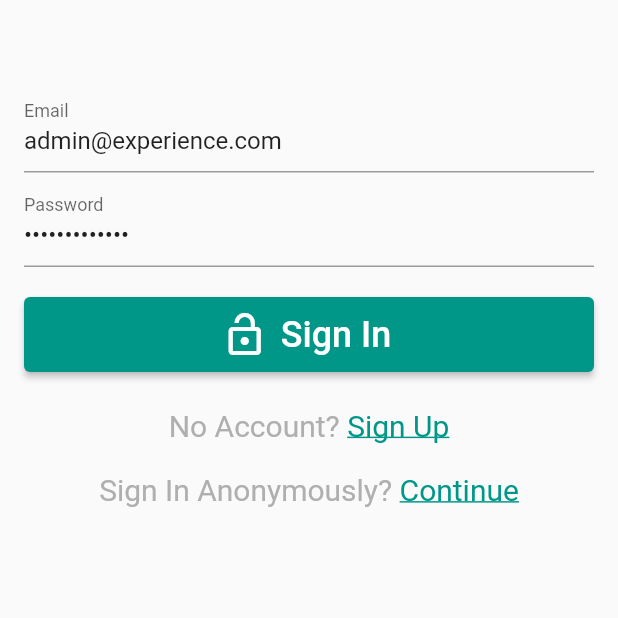
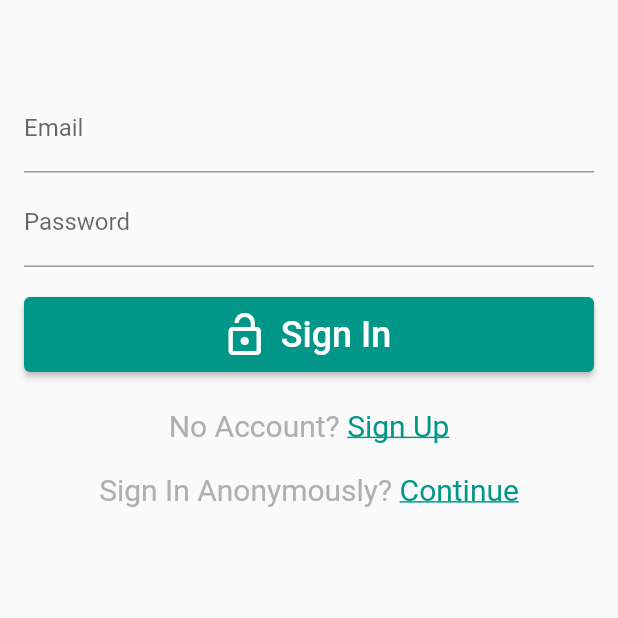
Before and after one commit to RicardoQ-Romeijn/ProyectoFCT, a Flutter app: the screen it shows after launch, on a phone screen of 412 x 824 dp, the top half of it. Run offline on Flutter 3.47's test engine with Material 2 defaults, Android fonts, the phone set to English and light mode, and no system bars; our stand-ins replace cloud_firestore, email_validator, firebase_auth, firebase_core, geolocator, shared_preferences; missing offline and left inert: folding_cell; accounts and stored records are empty.

Commit message:
Removed Default Test in Login / Signup

```diff
--- a/lib/Login/SignInPage.dart
+++ b/lib/Login/SignInPage.dart
@@ -20,8 +20,8 @@ class SignInWidget extends StatefulWidget {
 }
 
 class _SignInWidgetState extends State<SignInWidget> {
-  final emailController = TextEditingController(text: 'admin@experience.com');
-  final passwordController = TextEditingController(text: 'administrador');
+  final emailController = TextEditingController();
+  final passwordController = TextEditingController();
 
   @override
   void dispose() {
--- a/lib/Login/SignUpPage.dart
+++ b/lib/Login/SignUpPage.dart
@@ -22,8 +22,8 @@ class SignUpWidget extends StatefulWidget {
 
 class _LoginWidgetState extends State<SignUpWidget> {
   final formKey = GlobalKey<FormState>();
-  final emailController = TextEditingController(text: 'admin@experience.com');
-  final passwordController = TextEditingController(text: 'administrador');
+  final emailController = TextEditingController();
+  final passwordController = TextEditingController();
 
   @override
   void dispose() {
```
